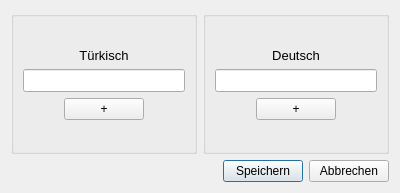
First picture: the form in dialog_app.ui, repository JannikGrabe/Phase6, before the edit.
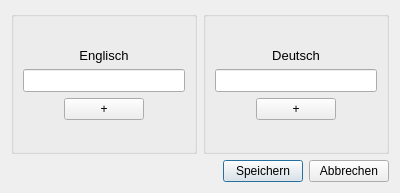
Second picture: the form after the edit. Icons and pictures are not drawn.

Commit message: change Türkisch to Englisch and compare words without case sensitivity

Diff of the .ui file:
```diff
--- a/dialog_app.ui
+++ b/dialog_app.ui
@@ -55,7 +55,7 @@
            </font>
           </property>
           <property name="text">
-           <string>Türkisch</string>
+           <string>Englisch</string>
           </property>
           <property name="alignment">
            <set>Qt::AlignCenter</set>
```
The commit also changes 4 other files.
